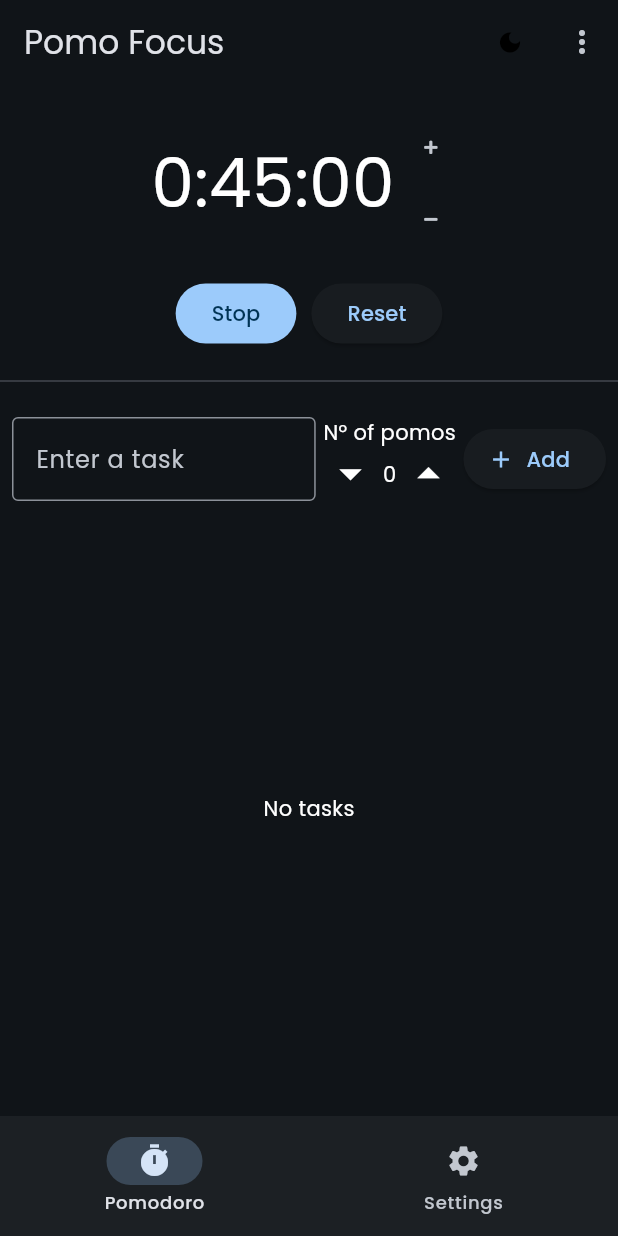
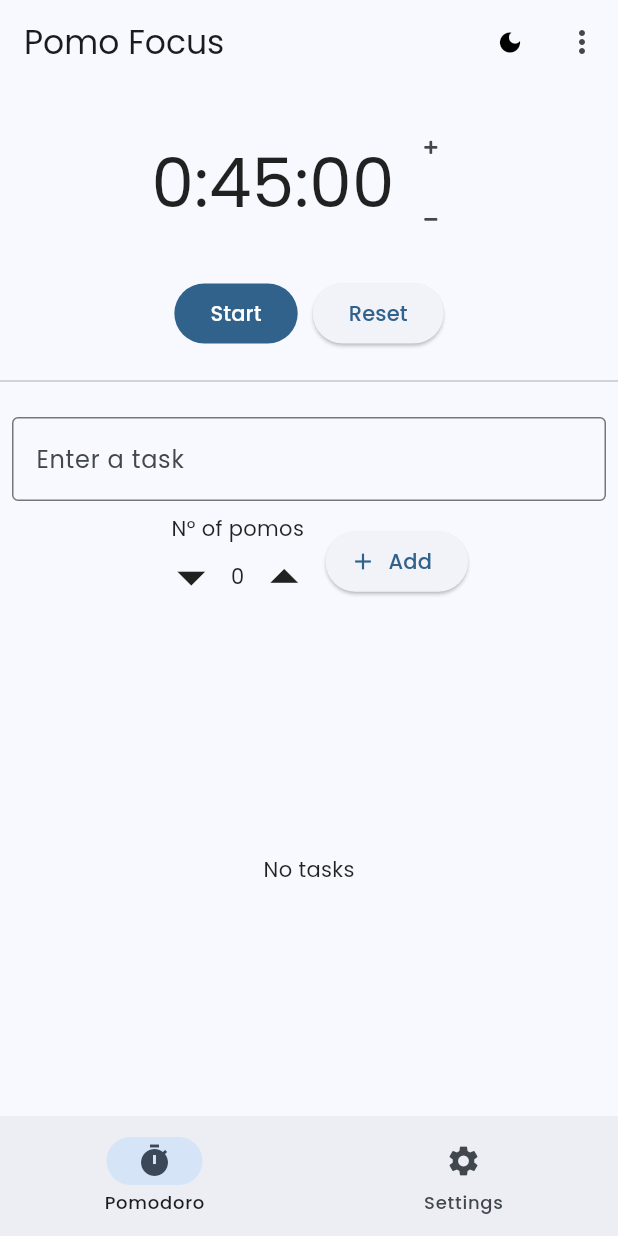
Before and after one commit to zeykafx/flutter_pomodoro_timer_app, a Flutter app: the first screen one second after launch, on a phone screen of 412 x 824 dp. Run offline on Flutter 3.47's test engine with Material 2 defaults, Android fonts, the phone set to English and light mode, and no system bars; our stand-ins replace audioplayers, fluttericon, get, get_storage, google_fonts, styled_widget; missing offline and left inert: audioplayers_web, enum_to_string.

Commit message:
Made more responsive and fixed web issues

```diff
--- a/lib/Pages/Pomo/Pomos/pomo.dart
+++ b/lib/Pages/Pomo/Pomos/pomo.dart
@@ -12,7 +12,9 @@ import 'package:get_storage/get_storage.dart';
 import 'package:styled_widget/styled_widget.dart';
 
 class Pomo extends StatefulWidget {
-  const Pomo({Key? key}) : super(key: key);
+  const Pomo({Key? key, required this.pageChanged}) : super(key: key);
+
+  final bool pageChanged;
 
   @override
   State<Pomo> createState() => _PomoState();
@@ -40,7 +42,9 @@ class _PomoState extends State<Pomo> {
     getPreviousPomoLength();
     startTimer();
     updateFormattedTimeLeftString();
-    // timer.cancel();
+    if (widget.pageChanged == false) {
+      timer.cancel();
+    }
   }
 
   @override
--- a/lib/Pages/Pomo/Pomos/start_stop_button.dart
+++ b/lib/Pages/Pomo/Pomos/start_stop_button.dart
@@ -1,6 +1,7 @@
 import 'dart:async';
 import 'dart:io';
 
+import 'package:flutter/foundation.dart';
 import 'package:flutter/material.dart';
 import 'package:flutter_pomodoro_timer_app/Pages/Pomo/Pomos/site_blocker.dart';
 import 'package:flutter_pomodoro_timer_app/Pages/Settings/settings_controller.dart';
@@ -22,7 +23,9 @@ class _StartStopButtonState extends State<StartStopButton> {
   SettingsController settingsController = Get.put(SettingsController());
 
   void stopTimer() {
-    widget.timer.cancel();
+    // setState(() {
+      widget.timer.cancel();
+    // });
   }
 
   @override
@@ -39,17 +42,21 @@ class _StartStopButtonState extends State<StartStopButton> {
             // if the timer is currently running and the button is pressed, then stop the timer and unblock the sites (if enabled by the user on windows)
             if (widget.timer.isActive) {
               stopTimer();
-              if (Platform.isWindows && settingsController.blockSite.isTrue) {
-                siteBlocker.unblockSites();
+              if (!kIsWeb) {
+                if (Platform.isWindows && settingsController.blockSite.isTrue) {
+                  siteBlocker.unblockSites();
+                }
               }
+
             } else {
               // else start the timer and block the sites in the list
               widget.startTimer();
-              if (Platform.isWindows && settingsController.blockSite.isTrue) {
-                siteBlocker.blockSites(settingsController.sitesToBlock);
+              if (!kIsWeb) {
+                if (Platform.isWindows && settingsController.blockSite.isTrue) {
+                  siteBlocker.blockSites(settingsController.sitesToBlock);
+                }
               }
             }
-            // widget.timer.isActive ? stopTimer() : widget.startTimer();
             widget.updateFormattedTimeLeftString();
 
           });
--- a/lib/Pages/Pomo/Tasks/task_input.dart
+++ b/lib/Pages/Pomo/Tasks/task_input.dart
@@ -4,6 +4,7 @@ import 'package:flutter/foundation.dart';
 import 'package:flutter/material.dart';
 import 'package:flutter_pomodoro_timer_app/Pages/Pomo/Tasks/task.dart';
 import 'package:fluttericon/font_awesome5_icons.dart';
+import 'package:get/get.dart';
 import 'package:get_storage/get_storage.dart';
 import 'package:styled_widget/styled_widget.dart';
 
@@ -32,6 +33,8 @@ class _TaskInputState extends State<TaskInput> {
   late int hintIdx;
   GetStorage box = GetStorage();
   int numberOfPomos = 0;
+
+  int columnWidth = 500;
 
   @override
   void initState() {
@@ -73,14 +76,25 @@ class _TaskInputState extends State<TaskInput> {
     }
   }
 
+  Widget wrapInExpanded(Widget widgetToWrap, double width) {
+    if (width < columnWidth) {
+      return widgetToWrap;
+    } else {
+      return Expanded(child: widgetToWrap);
+    }
+  }
+
   @override
   Widget build(BuildContext context) {
+    Size mediaQuerySize = MediaQuery.of(context).size;
+
     return Padding(
       padding: const EdgeInsets.all(8.0),
-      child: Row(
+      child: Flex(
+        direction: mediaQuerySize.width < columnWidth ? Axis.vertical : Axis.horizontal,
         children: [
-          Expanded(
-            child: TextField(
+          wrapInExpanded(
+            TextField(
               controller: textEditingController,
               onTap: () {
                 setState(() {
@@ -102,7 +116,14 @@ class _TaskInputState extends State<TaskInput> {
                 labelText: "Enter a task",
               ),
             ),
+              mediaQuerySize.width
           ),
+
+          Padding(
+            padding: const EdgeInsets.fromLTRB(0, 8, 0, 8),
+            child: Row(
+              mainAxisAlignment: MainAxisAlignment.center,
+              children: [
                 Padding(
                   padding: const EdgeInsets.fromLTRB(5, 0, 5, 0),
                   child: Column(
@@ -110,8 +131,8 @@ class _TaskInputState extends State<TaskInput> {
                       const Text("N° of pomos"),
                       [
                         InkWell(
-                    borderRadius: const BorderRadius.all(Radius.circular(20)),
-                    child: const Icon(Icons.arrow_drop_down, size: 35),
+                          borderRadius: const BorderRadius.all(Radius.circular(30)),
+                          child: const Icon(Icons.arrow_drop_down, size: 45),
                           onTap: () => decrementNumberOfPomos(1),
                         ),
                         Padding(
@@ -119,8 +140,8 @@ class _TaskInputState extends State<TaskInput> {
                           child: Text("$numberOfPomos"),
                         ),
                         InkWell(
-                    borderRadius: const BorderRadius.all(Radius.circular(20)),
-                    child: const Icon(Icons.arrow_drop_up, size: 35),
+                          borderRadius: const BorderRadius.all(Radius.circular(30)),
+                          child: const Icon(Icons.arrow_drop_up, size: 45),
                           onTap: () => incrementNumberOfPomos(1),
                         ),
 
@@ -147,6 +168,10 @@ class _TaskInputState extends State<TaskInput> {
                 ),
               ],
             ),
+          ),
+
+        ],
+      ),
     );
   }
 }
--- a/lib/Pages/Pomo/Tasks/task_list.dart
+++ b/lib/Pages/Pomo/Tasks/task_list.dart
@@ -2,7 +2,6 @@ import 'package:enum_to_string/enum_to_string.dart';
 import 'package:flutter/foundation.dart';
 import 'package:flutter/material.dart';
 import 'package:flutter_pomodoro_timer_app/Pages/Pomo/timer_controller.dart';
-import 'package:flutter_pomodoro_timer_app/main.dart';
 import 'package:fluttericon/font_awesome5_icons.dart';
 import 'package:get/get.dart';
 import 'package:get_storage/get_storage.dart';
@@ -120,7 +119,7 @@ class _TaskListState extends State<TaskList> {
         context: context,
         builder: (BuildContext context) {
           return AlertDialog(
-            title: Text("Delete task N°${task.id}?"),
+            title: Text("Delete task N°${task.id+1}?"),
             content: Column(
               mainAxisSize: MainAxisSize.min,
               children: [
@@ -167,7 +166,7 @@ class _TaskListState extends State<TaskList> {
         context: context,
         builder: (BuildContext context) {
           return AlertDialog(
-            title: Text("Edit task N°${task.id}?"),
+            title: Text("Edit task N°${task.id+1}?"),
             content: StatefulBuilder(
               builder: (BuildContext context, void Function(void Function())setState) {
                 return Column(
@@ -199,18 +198,6 @@ class _TaskListState extends State<TaskList> {
                       padding: const EdgeInsets.all(8.0),
                       child: TextField(
                         controller: textEditingController,
-                        // onSubmitted: (String value) {
-                          // if (value.isNotEmpty) {
-                          //   setState(() {
-                          //     task.content = value;
-                          //     taskList[taskList.indexOf(task)] = task;
-                          //   });
-                          //   // textEditingController.clear();
-                          //   // FocusScope.of(context).unfocus();
-                          //   // Navigator.of(context).pop();
-                          //   updateTasks();
-                          // }
-                        // },
                         decoration: const InputDecoration(
                           border: OutlineInputBorder(),
                           hintText: "Enter new task content",
--- a/lib/Pages/Pomo/pomo_page.dart
+++ b/lib/Pages/Pomo/pomo_page.dart
@@ -3,20 +3,26 @@ import 'package:flutter_pomodoro_timer_app/Pages/Pomo/Pomos/pomo.dart';
 import 'package:flutter_pomodoro_timer_app/Pages/Pomo/Tasks/task_list.dart';
 
 class PomoPage extends StatelessWidget {
-  const PomoPage({Key? key}) : super(key: key);
+  const PomoPage({Key? key, required this.pageChanged}) : super(key: key);
+
+  final bool pageChanged;
 
   @override
   Widget build(BuildContext context) {
     return Column(
-      children: const [
+      mainAxisSize: MainAxisSize.min,
+      children: [
         Padding(
-          padding: EdgeInsets.fromLTRB(0, 8, 0, 8),
-          child: Pomo(),
+          padding: const EdgeInsets.fromLTRB(0, 8, 0, 8),
+          child: Pomo(pageChanged: pageChanged),
         ),
-        Divider(),
+        const Divider(),
         Expanded(child: Padding(
-          padding: EdgeInsets.fromLTRB(0, 8, 0, 8),
-          child: TaskList(),
+          padding: const EdgeInsets.fromLTRB(0, 8, 0, 8),
+          child: Container(
+              constraints: const BoxConstraints(maxWidth: 700),
+              child: const TaskList()
+          ),
         )),
       ],
     );
--- a/lib/Pages/Settings/settings_page.dart
+++ b/lib/Pages/Settings/settings_page.dart
@@ -1,16 +1,17 @@
 import 'dart:io';
+import 'package:flutter/foundation.dart';
 import 'package:flutter/material.dart';
 import 'package:flutter_pomodoro_timer_app/Pages/Settings/pomo_length.dart';
 import 'package:flutter_pomodoro_timer_app/Pages/Settings/site_blocker_settings.dart';
 
-class SettingsPage   extends StatelessWidget {
+class SettingsPage extends StatelessWidget {
   const SettingsPage({Key? key}) : super(key: key);
 
   @override
   Widget build(BuildContext context) {
     return Column(
-      children: [
-        const Padding(
+      children: const [
+        Padding(
           padding: EdgeInsets.all(8.0),
           child: Text(
             "Settings",
@@ -18,14 +19,15 @@ class SettingsPage   extends StatelessWidget {
           ),
         ),
 
-        const PomoLengthSettings(
+        PomoLengthSettings(
           key: ValueKey("LengthSettings")
         ),
 
-        if (Platform.isWindows)
-          const SiteBlockerSettings(
-            key: ValueKey("SiteBlockerSettings")
-          ),
+        if (!kIsWeb)
+          if (Platform.isWindows)
+            SiteBlockerSettings(
+              key: ValueKey("SiteBlockerSettings")
+            ),
       ],
     );
   }
--- a/lib/main.dart
+++ b/lib/main.dart
@@ -54,6 +54,7 @@ class _MyAppState extends State<MyApp> {
     super.initState();
   }
 
+
   void changeDarModeEnabled(bool newVal) {
     setState(() {
       darkModeEnabled = newVal;
@@ -87,7 +88,7 @@ class _MyAppState extends State<MyApp> {
         brightness: Brightness.dark,
         textTheme: GoogleFonts.poppinsTextTheme(ThemeData.dark().textTheme),
       ),
-      themeMode: ThemeMode.dark,
+      themeMode: ThemeMode.light,
       home: SafeArea(top: true, child: Main(
           title: 'Pomo Focus',
           darkModeEnabled: darkModeEnabled,
@@ -120,21 +121,31 @@ class Main extends StatefulWidget {
 
 class _MainState extends State<Main> {
   int _selectedIndex = 0;
+  bool pageChanged = false;
+
+  @override
+  void dispose() {
+    setState(() {
+      pageChanged = false;
+    });
+    super.dispose();
+  }
 
   void _onItemTapped(int index) {
     setState(() {
       _selectedIndex = index;
+      pageChanged = true;
     });
   }
 
   Widget createScreen(int index) {
     switch(index) {
       case 0:
-        return const PomoPage();
+        return PomoPage(pageChanged: pageChanged);
       case 1:
         return const SettingsPage();
       default:
-        return const PomoPage();
+        return PomoPage(pageChanged: pageChanged);
     }
   }
 
@@ -143,8 +154,8 @@ class _MainState extends State<Main> {
     return Scaffold(
       bottomNavigationBar: Theme(
         data: Theme.of(context).copyWith(
-          splashColor: Colors.transparent,
-          highlightColor: Colors.transparent,
+          // splashColor: Colors.transparent,
+          // highlightColor: Colors.transparent,
           // hoverColor: Colors.transparent
         ),
         child: NavigationBar(
```
Lines whose indentation alone changed are shown as unchanged.
